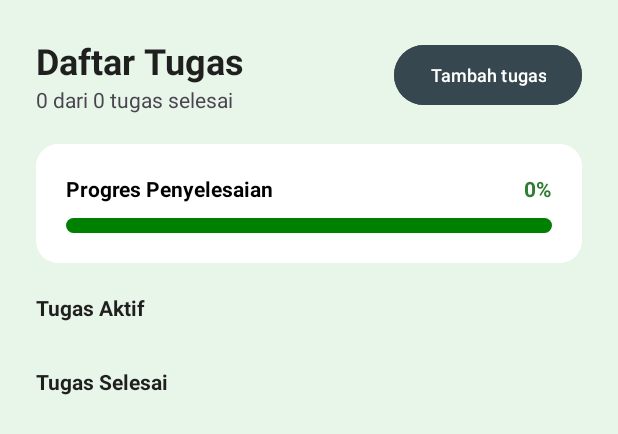
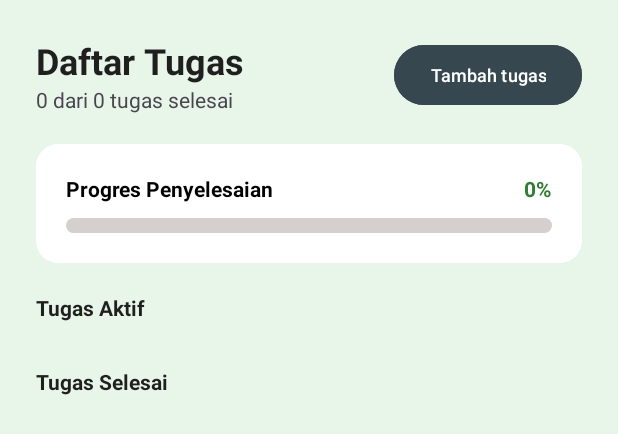
Before and after one commit to dion2129/Uas_Pemrograman_Mobile_ASTRANTIA, an Android app: the layout fragment_task.xml on its own in the app's theme, with its tools: preview values and no code run, on a phone screen of 412 x 824 dp. Shown: the top 434 px of the screen. Run offline under Robolectric (Android 15) with nearby library versions, the phone set to English and light mode, and no system bars.

Commit message:
Mengubah Warna Bar

```diff
--- a/app/src/main/res/drawable/custom_progress_bar.xml
+++ b/app/src/main/res/drawable/custom_progress_bar.xml
@@ -4,7 +4,7 @@
     <item android:id="@android:id/background">
         <shape>
             <corners android:radius="5dp"/>
-            <solid android:color="#008000"/>
+            <solid android:color="#D5CFCF"/>
         </shape>
     </item>
 
--- a/app/src/main/res/layout/activity_login.xml
+++ b/app/src/main/res/layout/activity_login.xml
@@ -46,6 +46,7 @@
                     android:text="Email"
                     android:layout_width="wrap_content"
                     android:layout_height="wrap_content"/>
+
                 <EditText
                     android:id="@+id/etEmailLogin"
                     android:inputType="textEmailAddress"
```
Also changed, not shown: 263 other files.
